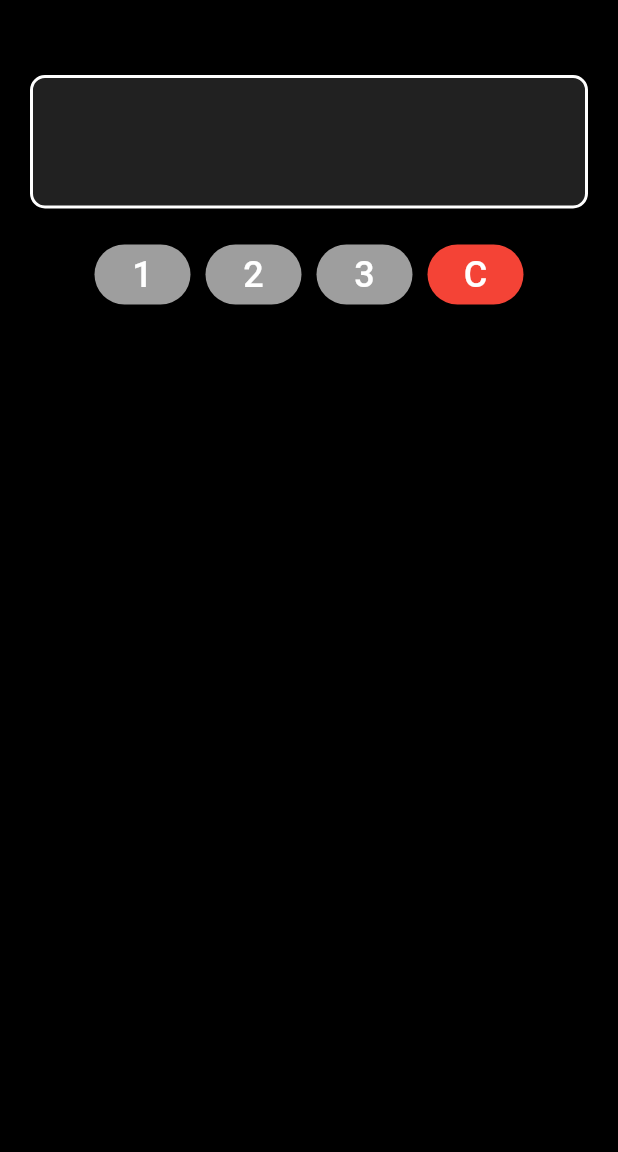
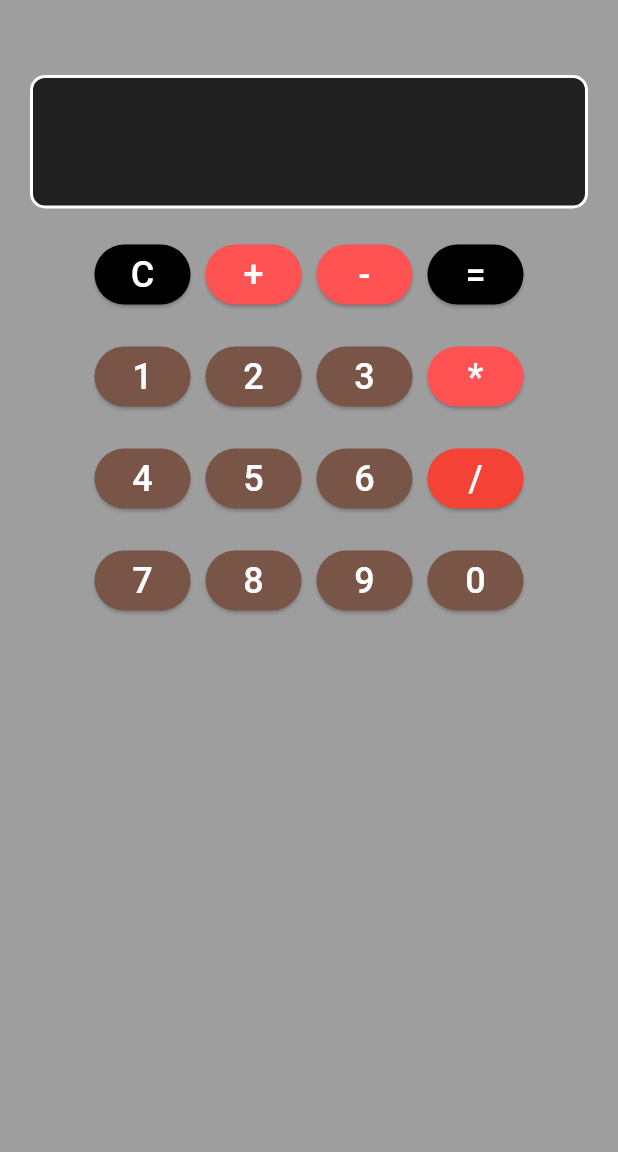
Before and after one commit to amean101/CalculatorApp, a Flutter app: the screen it shows after launch, on a phone screen of 412 x 824 dp, the part 84-1236 px from its top. Run offline on Flutter 3.47's test engine with Material 3 defaults, Android fonts, the phone set to English and light mode, and no system bars; our stand-ins replace math_expressions.

Commit message:
Added all the buttons and imported math_expressions

```diff
--- a/lib/main.dart
+++ b/lib/main.dart
@@ -1,4 +1,5 @@
 import 'package:flutter/material.dart';
+import 'package:math_expressions/math_expressions.dart';
 
 void main() {
   runApp(MyApp());
@@ -9,9 +10,10 @@ class MyApp extends StatelessWidget {
   Widget build(BuildContext context) {
     return MaterialApp(
       theme: ThemeData.dark().copyWith(
-        scaffoldBackgroundColor: Colors.black,
+        scaffoldBackgroundColor: Colors.grey,
       ),
       home: CalculatorScreen(),
+      debugShowCheckedModeBanner: false,
     );
   }
 }
@@ -35,6 +37,8 @@ class _CalculatorScreenState extends State<CalculatorScreen> {
       displayText = "";
     });
   }
+
+
 
   @override
   Widget build(BuildContext context) {
@@ -70,10 +74,53 @@ class _CalculatorScreenState extends State<CalculatorScreen> {
               mainAxisAlignment: MainAxisAlignment.center,
               children: [
                 ElevatedButton(
+                  onPressed: clearDisplay,
+                  child: Text("C", style: TextStyle(fontSize: 24)),
+                  style: ElevatedButton.styleFrom(
+                    backgroundColor: Colors.black,
+                    foregroundColor: Colors.white,
+                  ),
+                ),
+                SizedBox(width: 10),
+                ElevatedButton(
+                  onPressed: () => updateDisplay("+"),
+                  child: Text("+", style: TextStyle(fontSize: 24)),
+                  style: ElevatedButton.styleFrom(
+                    backgroundColor: Colors.redAccent,
+                    foregroundColor: Colors.white,
+                  ),
+                ),
+                SizedBox(width: 10),
+                ElevatedButton(
+                  onPressed: () => updateDisplay("-"),
+                  child: Text("-", style: TextStyle(fontSize: 24)),
+                  style: ElevatedButton.styleFrom(
+                    backgroundColor: Colors.redAccent,
+                    foregroundColor: Colors.white,
+                  ),
+                ),
+                SizedBox(width: 10),
+                ElevatedButton(
+                  onPressed:  () => updateDisplay("="),
+                  child: const Text("=", style: TextStyle(fontSize: 24)),
+                  style: ElevatedButton.styleFrom(
+                    backgroundColor: Colors.black,
+                    foregroundColor: Colors.white,
+                  ),
+                ),
+              ],
+            ),
+                      SizedBox(height: 20), // Space between display and buttons
+
+            // Button row
+            Row(
+              mainAxisAlignment: MainAxisAlignment.center,
+              children: [
+                ElevatedButton(
                   onPressed: () => updateDisplay("1"),
                   child: Text("1", style: TextStyle(fontSize: 24)),
                   style: ElevatedButton.styleFrom(
-                    backgroundColor: Colors.grey,
+                    backgroundColor: Colors.brown,
                     foregroundColor: Colors.white,
                   ),
                 ),
@@ -82,7 +129,7 @@ class _CalculatorScreenState extends State<CalculatorScreen> {
                   onPressed: () => updateDisplay("2"),
                   child: Text("2", style: TextStyle(fontSize: 24)),
                   style: ElevatedButton.styleFrom(
-                    backgroundColor: Colors.grey,
+                    backgroundColor: Colors.brown,
                     foregroundColor: Colors.white,
                   ),
                 ),
@@ -91,16 +138,102 @@ class _CalculatorScreenState extends State<CalculatorScreen> {
                   onPressed: () => updateDisplay("3"),
                   child: Text("3", style: TextStyle(fontSize: 24)),
                   style: ElevatedButton.styleFrom(
-                    backgroundColor: Colors.grey,
+                    backgroundColor: Colors.brown,
                     foregroundColor: Colors.white,
                   ),
                 ),
                 SizedBox(width: 10),
                 ElevatedButton(
-                  onPressed: clearDisplay,
-                  child: Text("C", style: TextStyle(fontSize: 24)),
+                  onPressed: () => updateDisplay("*"),
+                  child: Text("*", style: TextStyle(fontSize: 24)),
+                  style: ElevatedButton.styleFrom(
+                    backgroundColor: Colors.redAccent,
+                    foregroundColor: Colors.white,
+                  ),
+                ),
+              ],
+            ),
+                      SizedBox(height: 20), // Space between display and buttons
+
+            // Button row
+            Row(
+              mainAxisAlignment: MainAxisAlignment.center,
+              children: [
+                ElevatedButton(
+                  onPressed: () => updateDisplay("4"),
+                  child: Text("4", style: TextStyle(fontSize: 24)),
+                  style: ElevatedButton.styleFrom(
+                    backgroundColor: Colors.brown,
+                    foregroundColor: Colors.white,
+                  ),
+                ),
+                SizedBox(width: 10),
+                ElevatedButton(
+                  onPressed: () => updateDisplay("5"),
+                  child: Text("5", style: TextStyle(fontSize: 24)),
+                  style: ElevatedButton.styleFrom(
+                    backgroundColor: Colors.brown,
+                    foregroundColor: Colors.white,
+                  ),
+                ),
+                SizedBox(width: 10),
+                ElevatedButton(
+                  onPressed: () => updateDisplay("6"),
+                  child: Text("6", style: TextStyle(fontSize: 24)),
+                  style: ElevatedButton.styleFrom(
+                    backgroundColor: Colors.brown,
+                    foregroundColor: Colors.white,
+                  ),
+                ),
+                SizedBox(width: 10),
+                ElevatedButton(
+                  onPressed: () => updateDisplay("/"),
+                  child: Text("/", style: TextStyle(fontSize: 24)),
                   style: ElevatedButton.styleFrom(
                     backgroundColor: Colors.red,
+                    foregroundColor: Colors.white,
+                  ),
+                ),
+              ],
+            ),
+                      SizedBox(height: 20), // Space between display and buttons
+
+            // Button row
+            Row(
+              mainAxisAlignment: MainAxisAlignment.center,
+              children: [
+                ElevatedButton(
+                  onPressed: () => updateDisplay("7"),
+                  child: Text("7", style: TextStyle(fontSize: 24)),
+                  style: ElevatedButton.styleFrom(
+                    backgroundColor: Colors.brown,
+                    foregroundColor: Colors.white,
+                  ),
+                ),
+                SizedBox(width: 10),
+                ElevatedButton(
+                  onPressed: () => updateDisplay("8"),
+                  child: Text("8", style: TextStyle(fontSize: 24)),
+                  style: ElevatedButton.styleFrom(
+                    backgroundColor: Colors.brown,
+                    foregroundColor: Colors.white,
+                  ),
+                ),
+                SizedBox(width: 10),
+                ElevatedButton(
+                  onPressed: () => updateDisplay("9"),
+                  child: Text("9", style: TextStyle(fontSize: 24)),
+                  style: ElevatedButton.styleFrom(
+                    backgroundColor: Colors.brown,
+                    foregroundColor: Colors.white,
+                  ),
+                ),
+                SizedBox(width: 10),
+                ElevatedButton(
+                  onPressed: () => updateDisplay("0"),
+                  child: Text("0", style: TextStyle(fontSize: 24)),
+                  style: ElevatedButton.styleFrom(
+                    backgroundColor: Colors.brown,
                     foregroundColor: Colors.white,
                   ),
                 ),
--- a/pubspec.yaml
+++ b/pubspec.yaml
@@ -30,6 +30,7 @@ environment:
 dependencies:
   flutter:
     sdk: flutter
+  math_expressions: ^2.6.0
 
   # The following adds the Cupertino Icons font to your application.
   # Use with the CupertinoIcons class for iOS style icons.
```
Also changed, not shown: pubspec.lock.
